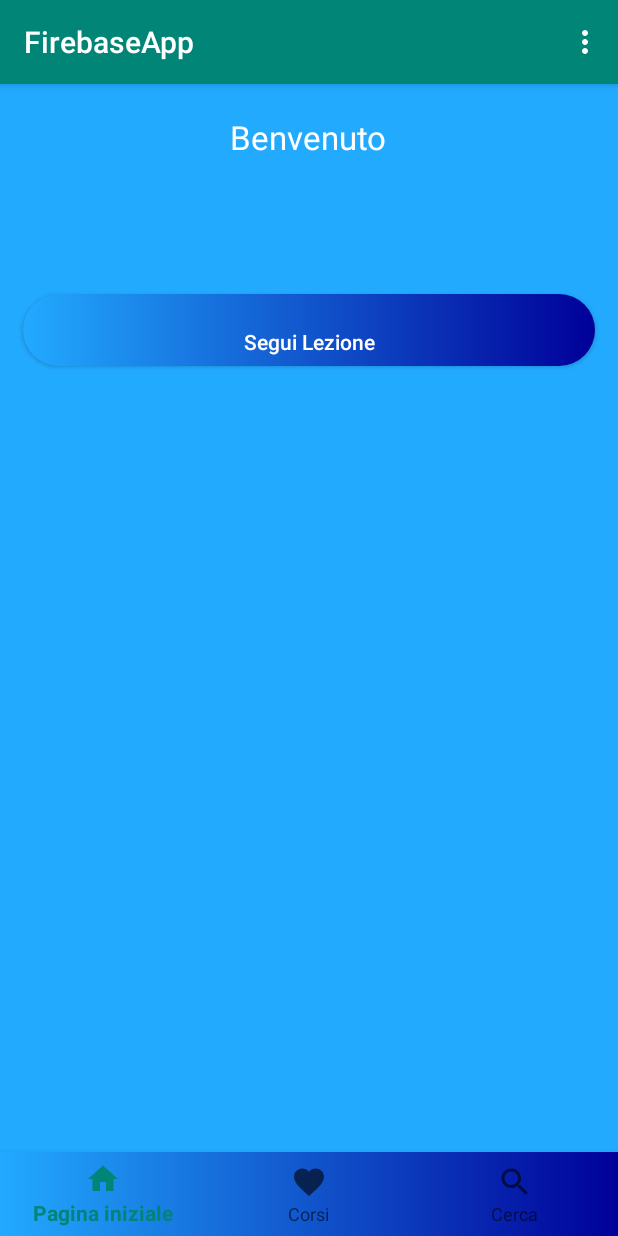
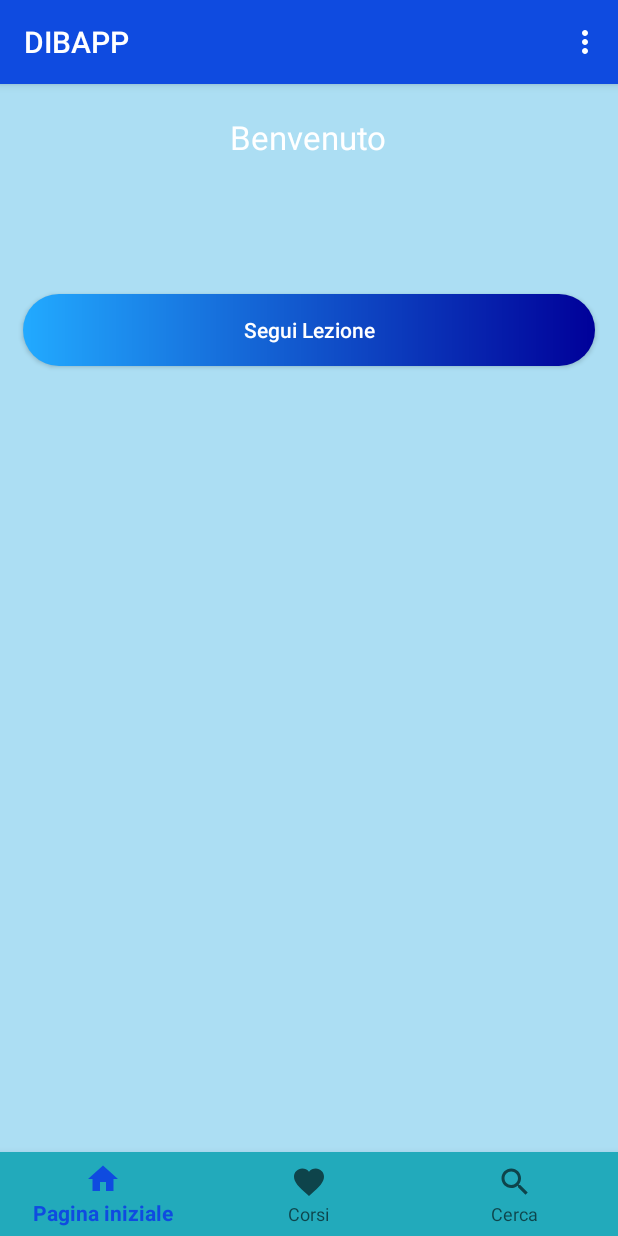
Before and after one commit to udesantis1/DibApp2, an Android app: the screen it shows after launch once a user with an empty profile is signed in (ProfileActivity), on a phone screen of 412 x 824 dp. Run offline under Robolectric (Android 15) with nearby library versions, the phone set to English and light mode, and no system bars; our stand-ins replace Firebase (no records; nobody signed in at launch, a user with empty details on screens opened directly).

Commit message:
DesignFINALE

```diff
--- a/app/src/main/res/drawable/custom_activitymain.xml
+++ b/app/src/main/res/drawable/custom_activitymain.xml
@@ -1,7 +1,7 @@
 <?xml version="1.0" encoding="utf-8"?>
 <shape xmlns:android="http://schemas.android.com/apk/res/android">
 
-    <solid android:color="#2AF"/>
+    <solid android:color="#ACDEF3"/>
 
 
 </shape>
--- a/app/src/main/res/drawable/custom_bar_home.xml
+++ b/app/src/main/res/drawable/custom_bar_home.xml
@@ -1,7 +1,8 @@
 <?xml version="1.0" encoding="utf-8"?>
 <shape xmlns:android="http://schemas.android.com/apk/res/android">
 
-    <gradient android:startColor="#2AF" android:endColor="#009" android:type="linear"/>
+    <solid android:color="#2AB"/>
+
 
 
 </shape>
--- a/app/src/main/res/drawable/ic_search_black_24dp.xml
+++ b/app/src/main/res/drawable/ic_search_black_24dp.xml
@@ -4,6 +4,6 @@
         android:viewportWidth="24.0"
         android:viewportHeight="24.0">
     <path
-        android:fillColor="#FF000000"
+        android:fillColor="#474749"
         android:pathData="M15.5,14h-0.79l-0.28,-0.27C15.41,12.59 16,11.11 16,9.5 16,5.91 13.09,3 9.5,3S3,5.91 3,9.5 5.91,16 9.5,16c1.61,0 3.09,-0.59 4.23,-1.57l0.27,0.28v0.79l5,4.99L20.49,19l-4.99,-5zM9.5,14C7.01,14 5,11.99 5,9.5S7.01,5 9.5,5 14,7.01 14,9.5 11.99,14 9.5,14z"/>
 </vector>
--- a/app/src/main/res/layout/activity_profile.xml
+++ b/app/src/main/res/layout/activity_profile.xml
@@ -26,7 +26,6 @@
         app:menu="@menu/bottom_navigation"
         android:textAllCaps="false"
         android:textColor="#FFFF"
-        android:background="@drawable/custom_bar_home"
-        />
+        android:background="@drawable/custom_bar_home"/>
 
 </RelativeLayout>
--- a/app/src/main/res/layout/fragment_home.xml
+++ b/app/src/main/res/layout/fragment_home.xml
@@ -44,34 +44,33 @@
             android:id="@+id/buttonScanQR"
             android:layout_width="match_parent"
             android:layout_height="wrap_content"
+            android:layout_gravity="center_horizontal"
             android:layout_margin="15dp"
+            android:background="@drawable/custom_button"
             android:baselineAligned="false"
-            android:paddingTop="15dp"
             android:text="@string/StartLesson"
             android:textAllCaps="false"
-            android:textColor="#FFFF"
-            android:background="@drawable/custom_button" />
+            android:textColor="#FFFF" />
 
         <Button
             android:id="@+id/buttonCreateLesson"
             android:layout_width="match_parent"
             android:layout_height="wrap_content"
             android:layout_margin="15dp"
-            android:paddingTop="15dp"
-            android:text="@string/CreateLessons" android:textAllCaps="false"
-            android:textColor="#FFFF"
-            android:background="@drawable/custom_button"/>
+            android:background="@drawable/custom_button"
+            android:text="@string/CreateLessons"
+            android:textAllCaps="false"
+            android:textColor="#FFFF" />
 
         <Button
             android:id="@+id/btn_copy"
             android:layout_width="match_parent"
             android:layout_height="wrap_content"
             android:layout_margin="15dp"
-            android:paddingTop="15dp"
+            android:background="@drawable/custom_button"
             android:text="@string/QR"
             android:textAllCaps="false"
-            android:textColor="#FFFF"
-            android:background="@drawable/custom_button"/>
+            android:textColor="#FFFF" />
 
         <TextView
             android:id="@+id/QRID_txt"
--- a/app/src/main/res/values/colors.xml
+++ b/app/src/main/res/values/colors.xml
@@ -1,6 +1,6 @@
 <?xml version="1.0" encoding="utf-8"?>
 <resources>
-    <color name="colorPrimary">#008577</color>
+    <color name="colorPrimary">#0F4BE0</color>
     <color name="colorPrimaryDark">#00574B</color>
-    <color name="colorAccent">#FBFBFC</color>
+    <color name="colorAccent">#474749</color>
 </resources>
--- a/app/src/main/res/values/strings.xml
+++ b/app/src/main/res/values/strings.xml
@@ -1,6 +1,6 @@
 <resources>
     //activity_main
-    <string name="app_name">FirebaseApp</string>
+    <string name="app_name">DIBAPP</string>
     <string name="Registrazioni">Registrazione Utente</string>
     <string name="Email">Inserire Email</string>
     <string name="Password">Enter Email</string>
```
Also changed, not shown: 2 other files.
